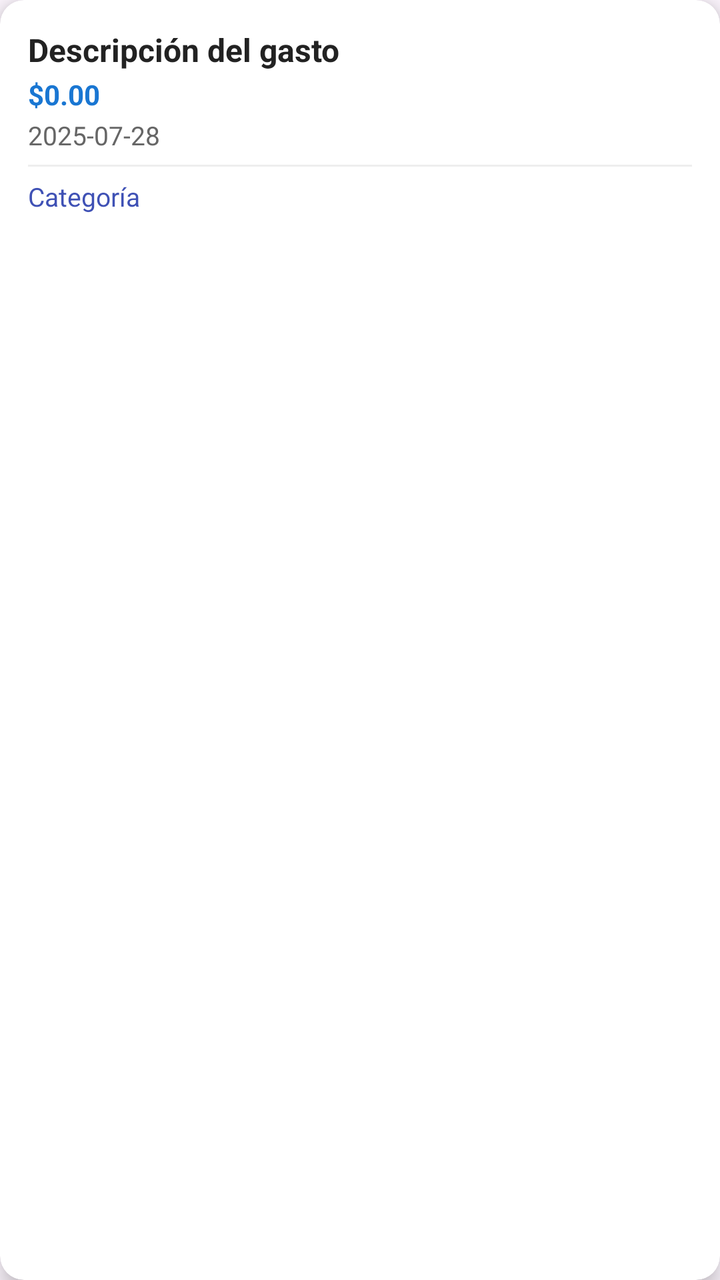
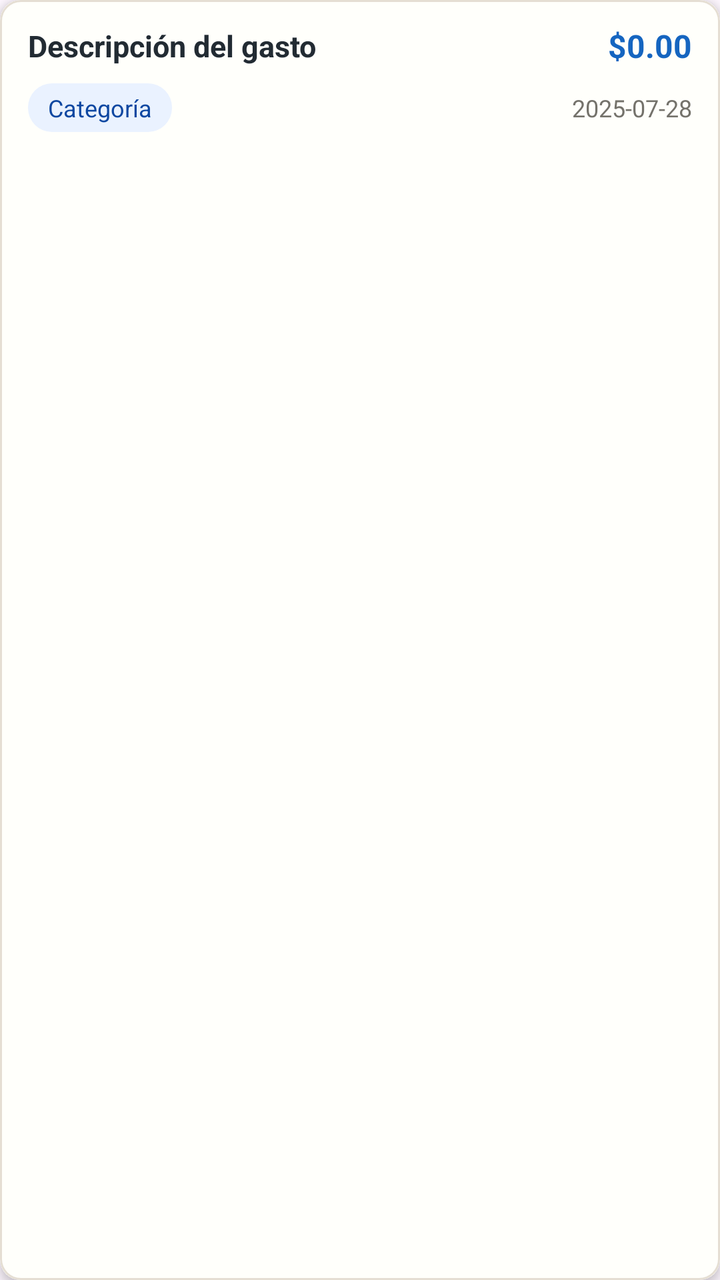

Before-and-after screenshots of an Android layout around one commit, followed by the original layout XML and the change that was made.
<!-- AndroidManifest.xml: application theme Theme.ControlDeGastos -->
<!-- res/layout/item_gasto.xml -->
<?xml version="1.0" encoding="utf-8"?>
<androidx.cardview.widget.CardView xmlns:android="http://schemas.android.com/apk/res/android"
    xmlns:card_view="http://schemas.android.com/apk/res-auto"
    android:layout_width="match_parent"
    android:layout_height="wrap_content"
    android:layout_margin="8dp"
    card_view:cardCornerRadius="12dp"
    card_view:cardElevation="6dp"
    android:background="@android:color/white">

    <LinearLayout
        android:layout_width="match_parent"
        android:layout_height="match_parent"
        android:orientation="vertical"
        android:padding="14dp">

        
        <TextView
            android:id="@+id/txtDescripcion"
            android:layout_width="wrap_content"
            android:layout_height="wrap_content"
            android:text="Descripción del gasto"
            android:textColor="#222"
            android:textSize="16sp"
            android:textStyle="bold" />

        
        <TextView
            android:id="@+id/txtMonto"
            android:layout_width="wrap_content"
            android:layout_height="wrap_content"
            android:layout_marginTop="2dp"
            android:text="$0.00"
            android:textColor="#1976D2"
            android:textSize="14sp"
            android:textStyle="bold" />

        
        <TextView
            android:id="@+id/txtFecha"
            android:layout_width="wrap_content"
            android:layout_height="wrap_content"
            android:layout_marginTop="2dp"
            android:text="2025-07-28"
            android:textColor="#666"
            android:textSize="13sp" />

        
        <View
            android:layout_width="match_parent"
            android:layout_height="1dp"
            android:layout_marginTop="6dp"
            android:layout_marginBottom="6dp"
            android:background="#EEEEEE" />

        
        <TextView
            android:id="@+id/txtCategoria"
            android:layout_width="wrap_content"
            android:layout_height="wrap_content"
            android:text="Categoría"
            android:textColor="#3F51B5"
            android:textSize="13sp" />

    </LinearLayout>
</androidx.cardview.widget.CardView>
<!-- resources referenced by this layout -->
<resources>
  <style name="Theme.ControlDeGastos" parent="Base.Theme.ControlDeGastos" />
  <style name="Base.Theme.ControlDeGastos" parent="Theme.Material3.DayNight.NoActionBar">
          
          
      </style>
</resources>

<!-- the commit's change to res/layout/item_gasto.xml (unified diff, before → after) -->
@@ -3,64 +3,89 @@
     xmlns:card_view="http://schemas.android.com/apk/res-auto"
     android:layout_width="match_parent"
     android:layout_height="wrap_content"
-    android:layout_margin="8dp"
-    card_view:cardCornerRadius="12dp"
-    card_view:cardElevation="6dp"
-    android:background="@android:color/white">
+    android:layout_marginStart="2dp"
+    android:layout_marginTop="6dp"
+    android:layout_marginEnd="2dp"
+    android:layout_marginBottom="8dp"
+    card_view:cardBackgroundColor="#FFFFFB"
+    card_view:cardCornerRadius="10dp"
+    card_view:cardElevation="3dp">
 
     <LinearLayout
         android:layout_width="match_parent"
         android:layout_height="match_parent"
+        android:background="@drawable/bg_expense_card_inner"
         android:orientation="vertical"
-        android:padding="14dp">
+        android:paddingStart="14dp"
+        android:paddingTop="12dp"
+        android:paddingEnd="14dp"
+        android:paddingBottom="12dp">
 
-        
-        <TextView
-            android:id="@+id/txtDescripcion"
-            android:layout_width="wrap_content"
+        <LinearLayout
+            android:layout_width="match_parent"
             android:layout_height="wrap_content"
-            android:text="Descripción del gasto"
-            android:textColor="#222"
-            android:textSize="16sp"
-            android:textStyle="bold" />
+            android:gravity="center_vertical"
+            android:orientation="horizontal">
 
-        
-        <TextView
-            android:id="@+id/txtMonto"
-            android:layout_width="wrap_content"
+            <TextView
+                android:id="@+id/txtDescripcion"
+                android:layout_width="0dp"
+                android:layout_height="wrap_content"
+                android:layout_marginEnd="10dp"
+                android:layout_weight="1"
+                android:ellipsize="end"
+                android:maxLines="1"
+                android:text="Descripción del gasto"
+                android:textColor="#222B33"
+                android:textSize="15sp"
+                android:textStyle="bold" />
+
+            <TextView
+                android:id="@+id/txtMonto"
+                android:layout_width="wrap_content"
+                android:layout_height="wrap_content"
+                android:text="$0.00"
+                android:textColor="#1565C0"
+                android:textSize="16sp"
+                android:textStyle="bold" />
+        </LinearLayout>
+
+        <LinearLayout
+            android:layout_width="match_parent"
             android:layout_height="wrap_content"
-            android:layout_marginTop="2dp"
-            android:text="$0.00"
-            android:textColor="#1976D2"
-            android:textSize="14sp"
-            android:textStyle="bold" />
+            android:layout_marginTop="8dp"
+            android:gravity="center_vertical"
+            android:orientation="horizontal">
 
-        
-        <TextView
-            android:id="@+id/txtFecha"
-            android:layout_width="wrap_content"
-            android:layout_height="wrap_content"
-            android:layout_marginTop="2dp"
-            android:text="2025-07-28"
-            android:textColor="#666"
-            android:textSize="13sp" />
+            <TextView
+                android:id="@+id/txtCategoria"
+                android:layout_width="wrap_content"
+                android:layout_height="wrap_content"
+                android:layout_marginEnd="10dp"
+                android:background="@drawable/bg_category_chip"
+                android:ellipsize="end"
+                android:maxLines="1"
+                android:paddingStart="10dp"
+                android:paddingTop="4dp"
+                android:paddingEnd="10dp"
+                android:paddingBottom="4dp"
+                android:text="Categoría"
+                android:textColor="#0D47A1"
+                android:textSize="12sp" />
 
-        
-        <View
-            android:layout_width="match_parent"
-            android:layout_height="1dp"
-            android:layout_marginTop="6dp"
-            android:layout_marginBottom="6dp"
-            android:background="#EEEEEE" />
+            <View
+                android:layout_width="0dp"
+                android:layout_height="1dp"
+                android:layout_weight="1" />
 
-        
-        <TextView
-            android:id="@+id/txtCategoria"
-            android:layout_width="wrap_content"
-            android:layout_height="wrap_content"
-            android:text="Categoría"
-            android:textColor="#3F51B5"
-            android:textSize="13sp" />
+            <TextView
+                android:id="@+id/txtFecha"
+                android:layout_width="wrap_content"
+                android:layout_height="wrap_content"
+                android:text="2025-07-28"
+                android:textColor="#74726B"
+                android:textSize="12sp" />
+        </LinearLayout>
 
     </LinearLayout>
 </androidx.cardview.widget.CardView>
<!-- resource entries referenced after the edit -->
@@ -1,5 +1,20 @@
 <!-- resources referenced by this layout -->
 <resources>
+  <!-- drawable bg_category_chip (drawable) -->
+  <?xml version="1.0" encoding="utf-8"?>
+  <shape xmlns:android="http://schemas.android.com/apk/res/android">
+      <solid android:color="#EAF2FF" />
+      <corners android:radius="12dp" />
+  </shape>
+  <!-- drawable bg_expense_card_inner (drawable) -->
+  <?xml version="1.0" encoding="utf-8"?>
+  <shape xmlns:android="http://schemas.android.com/apk/res/android">
+      <solid android:color="#FFFFFB" />
+      <corners android:radius="10dp" />
+      <stroke
+          android:width="1dp"
+          android:color="#E5DED3" />
+  </shape>
   <style name="Theme.ControlDeGastos" parent="Base.Theme.ControlDeGastos" />
   <style name="Base.Theme.ControlDeGastos" parent="Theme.Material3.DayNight.NoActionBar">
           
